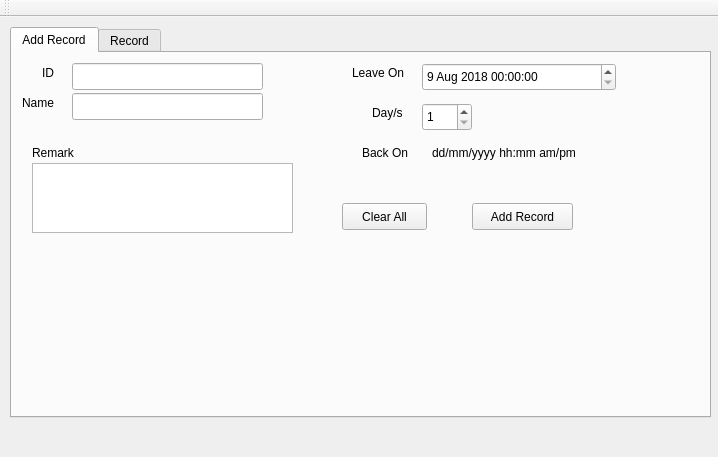
First picture: the form in mainwindow.ui, repository Weemy96/slms, before the edit.
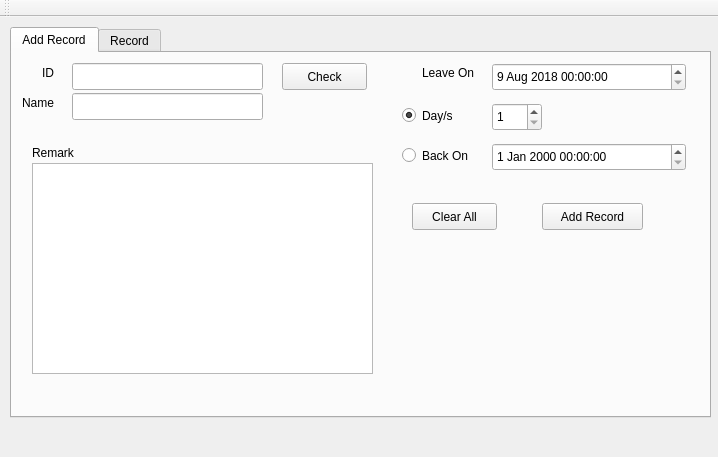
Second picture: the form after the edit.

Commit message:
add DateTime function (WIP)
work in progress

```diff
--- a/mainwindow.ui
+++ b/mainwindow.ui
@@ -43,7 +43,7 @@
      <widget class="QSpinBox" name="spinBox">
       <property name="geometry">
        <rect>
-        <x>410</x>
+        <x>480</x>
         <y>50</y>
         <width>50</width>
         <height>28</height>
@@ -56,23 +56,10 @@
        <number>999</number>
       </property>
      </widget>
-     <widget class="QLabel" name="label_4">
-      <property name="geometry">
-       <rect>
-        <x>360</x>
-        <y>50</y>
-        <width>41</width>
-        <height>20</height>
-       </rect>
-      </property>
-      <property name="text">
-       <string>Day/s</string>
-      </property>
-     </widget>
      <widget class="QLabel" name="label_3">
       <property name="geometry">
        <rect>
-        <x>340</x>
+        <x>410</x>
         <y>10</y>
         <width>63</width>
         <height>19</height>
@@ -98,7 +85,7 @@
      <widget class="QDateTimeEdit" name="dateTimeEdit">
       <property name="geometry">
        <rect>
-        <x>410</x>
+        <x>480</x>
         <y>10</y>
         <width>194</width>
         <height>28</height>
@@ -112,33 +99,7 @@
        </date>
       </property>
      </widget>
-     <widget class="QLabel" name="label_6">
-      <property name="geometry">
-       <rect>
-        <x>420</x>
-        <y>90</y>
-        <width>181</width>
-        <height>19</height>
-       </rect>
-      </property>
-      <property name="text">
-       <string>dd/mm/yyyy hh:mm am/pm</string>
-      </property>
-     </widget>
-     <widget class="QLabel" name="label_5">
-      <property name="geometry">
-       <rect>
-        <x>350</x>
-        <y>90</y>
-        <width>63</width>
-        <height>19</height>
-       </rect>
-      </property>
-      <property name="text">
-       <string>Back On</string>
-      </property>
-     </widget>
-     <widget class="QLineEdit" name="lineEdit">
+     <widget class="QLineEdit" name="txt_id">
       <property name="geometry">
        <rect>
         <x>60</x>
@@ -166,8 +127,8 @@
        <rect>
         <x>20</x>
         <y>110</y>
-        <width>261</width>
-        <height>70</height>
+        <width>341</width>
+        <height>211</height>
        </rect>
       </property>
      </widget>
@@ -187,7 +148,7 @@
      <widget class="QPushButton" name="pushButton">
       <property name="geometry">
        <rect>
-        <x>330</x>
+        <x>400</x>
         <y>150</y>
         <width>85</width>
         <height>27</height>
@@ -200,7 +161,7 @@
      <widget class="QPushButton" name="pushButton_2">
       <property name="geometry">
        <rect>
-        <x>460</x>
+        <x>530</x>
         <y>150</y>
         <width>101</width>
         <height>27</height>
@@ -210,6 +171,58 @@
        <string>Add Record</string>
       </property>
      </widget>
+     <widget class="QPushButton" name="pushButton_6">
+      <property name="geometry">
+       <rect>
+        <x>270</x>
+        <y>10</y>
+        <width>85</width>
+        <height>27</height>
+       </rect>
+      </property>
+      <property name="text">
+       <string>Check</string>
+      </property>
+     </widget>
+     <widget class="QRadioButton" name="radioButton">
+      <property name="geometry">
+       <rect>
+        <x>390</x>
+        <y>50</y>
+        <width>61</width>
+        <height>25</height>
+       </rect>
+      </property>
+      <property name="text">
+       <string>Day/s</string>
+      </property>
+      <property name="checked">
+       <bool>true</bool>
+      </property>
+     </widget>
+     <widget class="QRadioButton" name="radioButton_2">
+      <property name="geometry">
+       <rect>
+        <x>390</x>
+        <y>90</y>
+        <width>81</width>
+        <height>25</height>
+       </rect>
+      </property>
+      <property name="text">
+       <string>Back On</string>
+      </property>
+     </widget>
+     <widget class="QDateTimeEdit" name="txt_return_back_date_time">
+      <property name="geometry">
+       <rect>
+        <x>480</x>
+        <y>90</y>
+        <width>194</width>
+        <height>28</height>
+       </rect>
+      </property>
+     </widget>
     </widget>
     <widget class="QWidget" name="tab_2">
      <attribute name="title">
```
Left out of the diff: 18 changed lines with no effect on the pictures. The commit also changes 4 other files.
